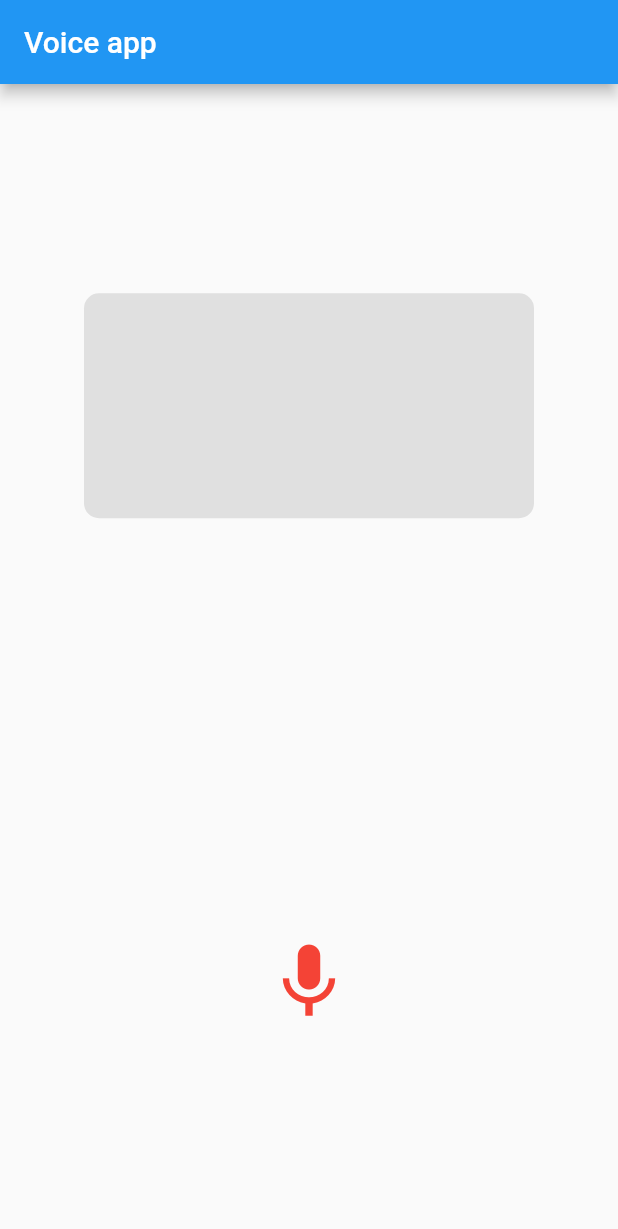
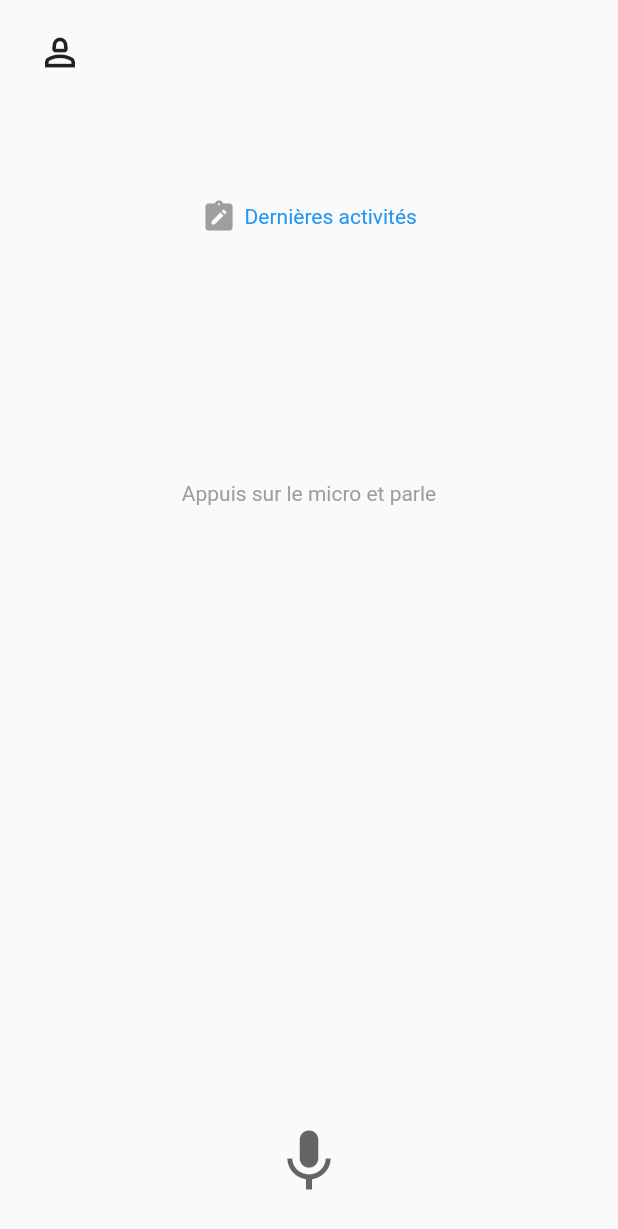
Before and after one commit to Prodevking1/vocalia, a Flutter app: the screen it shows after launch, on a phone screen of 412 x 824 dp. Shown: the top 1229 px of the screen. Run offline on Flutter 3.47's test engine with Material 2 defaults, Android fonts, the phone set to English and light mode, and no system bars; our stand-ins replace just_audio, speech_to_text; missing offline and left inert: chat_gpt_sdk, elevenlabs, mic_stream.

Commit message:
design redone

```diff
--- a/lib/main.dart
+++ b/lib/main.dart
@@ -1,9 +1,14 @@
+import 'package:elevenlabs/elevenlabs.dart';
 import 'package:flutter/material.dart';
 import 'package:speech_to_text/speech_to_text.dart' as stt;
+import 'package:voice_app/services/eleven.dart';
+import 'package:voice_app/services/microphone_service.dart';
 import 'package:voice_app/services/openai.dart';
+import 'dart:core';
 
 void main() {
-  runApp(EntryApp());
+  WidgetsFlutterBinding.ensureInitialized();
+  runApp(const EntryApp());
 }
 
 class EntryApp extends StatefulWidget {
@@ -13,32 +18,72 @@ class EntryApp extends StatefulWidget {
   State<EntryApp> createState() => _EntryAppState();
 }
 
-class _EntryAppState extends State<EntryApp> {
+class _EntryAppState extends State<EntryApp>
+    with SingleTickerProviderStateMixin, WidgetsBindingObserver {
   stt.SpeechToText speech = stt.SpeechToText();
   bool isListening = false;
   String recognizedWords = '';
 
   OpenAiService openAiService = OpenAiService();
+  final ElevenLabsService _elevenLabs = ElevenLabsService();
 
   @override
   void initState() {
-    speech.initialize();
+    //speech.initialize();
     openAiService.init();
+    openAiService.sendPrompt("Dis moi que tu es un assistant vocal");
+
+    WidgetsBinding.instance.addObserver(this);
+    setState(() {});
+    //startListening();
     super.initState();
+  }
+
+  @override
+  void dispose() {
+    speech.stop();
+    super.dispose();
   }
 
   @override
   Widget build(BuildContext context) {
     return MaterialApp(
       home: Scaffold(
-          appBar: AppBar(
-            title: Text('Voice app'),
-          ),
           body: Center(
         child: Column(
-              mainAxisAlignment: MainAxisAlignment.spaceAround,
+          //mainAxisAlignment: MainAxisAlignment.spaceAround,
           children: [
-                Container(
+            Align(
+              alignment: Alignment.topLeft,
+              child: Padding(
+                padding: EdgeInsets.only(top: 20, left: 25),
+                child: Icon(Icons.person_2_outlined, size: 30),
+              ),
+            ),
+            Padding(
+              padding: EdgeInsets.only(
+                  top: MediaQuery.of(context).size.height * 0.1,
+                  bottom: MediaQuery.of(context).size.height * 0.05),
+              child: Row(
+                mainAxisAlignment: MainAxisAlignment.center,
+                children: [
+                  Icon(
+                    Icons.note_alt,
+                    color: Colors.grey,
+                  ),
+                  SizedBox(width: 5),
+                  Text(
+                    "Dernières activités",
+                    style: TextStyle(color: Colors.blue),
+                  )
+                ],
+              ),
+            ),
+            Padding(
+                padding: EdgeInsets.only(
+                    top: MediaQuery.of(context).size.height * 0.05),
+                child: isListening
+                    ? Container(
                         decoration: BoxDecoration(
                           borderRadius: BorderRadius.circular(10),
                           color: Colors.grey[300],
@@ -50,28 +95,67 @@ class _EntryAppState extends State<EntryApp> {
                             (recognizedWords != '') ? recognizedWords : '',
                             style: TextStyle(fontSize: 20),
                           ),
+                        ))
+                    : Padding(
+                        padding: EdgeInsets.only(
+                            top: MediaQuery.of(context).size.height * 0.1),
+                        child: Text(
+                          "Appuis sur le micro et parle",
+                          style: TextStyle(color: Colors.grey),
+                        ),
                       )),
             GestureDetector(
               onTap: () {
                 setState(() {
                   isListening = true;
+                  recognizedWords = "";
                 });
-                    speech.listen(onResult: (result) {
-                      setState(() {
-                        isListening = false;
-                      });
-                      recognizedWords = result.recognizedWords;
-                      print(result.recognizedWords);
-                      openAiService.sendPrompt(recognizedWords);
+                //startListening();
+                openAiService
+                    .sendPrompt("Tu sais faire quoi ?")
+                    .then((response) => {
+                          _elevenLabs.streamAudioFromText(response),
                         });
               },
+              child: Padding(
+                padding: EdgeInsets.only(
+                    top: MediaQuery.of(context).size.height * 0.5),
                 child: !isListening
-                      ? Icon(Icons.mic, size: 60, color: Colors.red)
-                      : Center(),
+                    ? Icon(
+                        Icons.mic,
+                        size: 50,
+                        color: Colors.black.withOpacity(0.6),
                       )
+                    : Text("Vocalia t'écoute"),
+              ),
+            ),
           ],
         ),
       )),
     );
   }
+
+  void startListening() async {
+    if (await speech.initialize()) {
+      setState(() {
+        isListening = true;
+      });
+
+      final MicrophoneService microphoneService = MicrophoneService();
+      microphoneService.startListening((buffer) {
+        if (isListening) {
+          speech.listen(
+            listenMode: stt.ListenMode.dictation,
+            onResult: (result) {
+              if (result.finalResult) {
+                setState(() {
+                  recognizedWords = result.recognizedWords;
+                });
               }
+            },
+          );
+        }
+      });
+    }
+  }
+}
--- a/lib/utils/const.dart
+++ b/lib/utils/const.dart
@@ -1,2 +1,5 @@
 const String openAiKey = "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";
 const String openAiOrganization = "org-O992YCA9dsZ273lyAl9kr9a5";
+
+const String elevenLabsKey = "b94d137e99e6b1154afa917061f5f024";
+const elevenEndpoint = "https://api.elevenlabs.io/v1/text-to-speech";
--- a/pubspec.yaml
+++ b/pubspec.yaml
@@ -38,6 +38,12 @@ dependencies:
   speech_to_text: ^6.1.1
   chat_gpt_sdk: ^2.2.2
   flutter_sound: ^9.2.13
+  http: ^0.13.5
+  elevenlabs: ^1.0.10
+  just_audio: ^0.9.34
+  mic_stream: ^0.6.5
+  flutter_svg: ^2.0.7
+
 
 dev_dependencies:
   flutter_test:
```
Also changed, not shown: lib/services/eleven.dart (added, +53 -0 lines), lib/services/http.dart (added, +44 -0 lines), lib/services/microphone_service.dart (added, +29 -0 lines), lib/services/openai.dart (+8 -10 lines), lib/services/stt.dart (added, +19 -0 lines), lib/pages/home_page.dart (added), pubspec.lock, 8 other files. Lines whose indentation alone changed are shown as unchanged.
